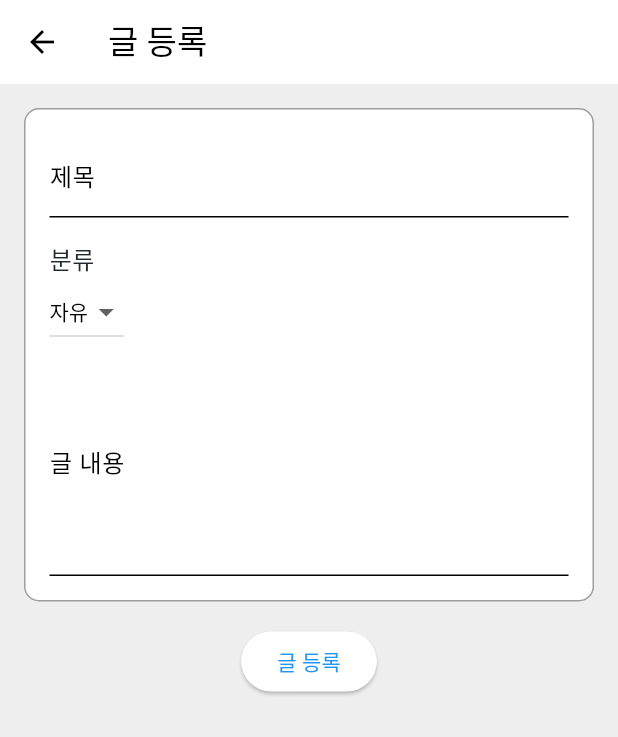
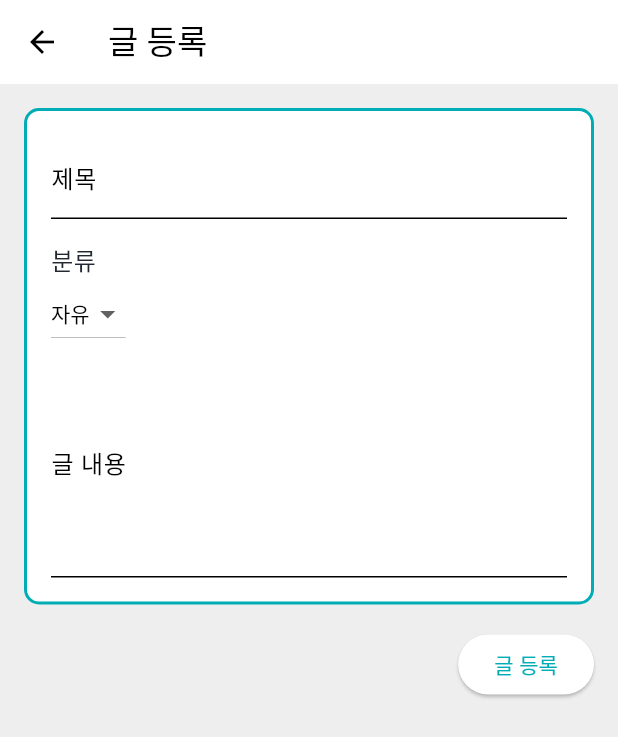
Before and after one commit to ha9eun/madcamp2_fridge_front, a Flutter app: the screen it shows after launch, item 3 of the bottom bar chosen, after a tap on the "add" icon, on a phone screen of 412 x 824 dp. Shown: the top 737 px of the screen. Run offline on Flutter 3.47's test engine with Material 3 defaults, Android fonts, the phone set to English and light mode, and no system bars; our stand-ins replace fluttertoast, google_generative_ai, shared_preferences, youtube_player_flutter; missing offline and left inert: kakao_flutter_sdk_user; network calls fail.

Commit message:
Modify: 커뮤니티 탭 UI 변경

```diff
--- a/lib/main.dart
+++ b/lib/main.dart
@@ -36,6 +36,7 @@ class MyApp extends StatelessWidget {
     return MaterialApp(
       title: '냉장고를 부탁해',
       theme: ThemeData(
+        textSelectionTheme: TextSelectionThemeData(cursorColor: Color(0xFF00ADB5)),
         primaryColor: Color(0xFF00ADB5),
         colorScheme: ColorScheme.fromSwatch().copyWith(
           secondary: Color(0xFF393E46),
--- a/lib/view/add_post_page.dart
+++ b/lib/view/add_post_page.dart
@@ -56,7 +56,7 @@ class _AddPostPageState extends State<AddPostPage> {
               padding: EdgeInsets.all(16.0),
               decoration: BoxDecoration(
                 color: Colors.white,
-                border: Border.all(color: Colors.grey),
+                border: Border.all(color: Theme.of(context).primaryColor, width: 2),
                 borderRadius: BorderRadius.circular(10),
               ),
               child: Column(
@@ -66,8 +66,12 @@ class _AddPostPageState extends State<AddPostPage> {
                     controller: titleController,
                     decoration: InputDecoration(
                       labelText: '제목',
+                      labelStyle: TextStyle(color: Colors.black),
                       enabledBorder: UnderlineInputBorder(
                         borderSide: BorderSide(color: Colors.black),
+                      ),
+                      focusedBorder: UnderlineInputBorder(
+                        borderSide: BorderSide(color: Theme.of(context).primaryColor),
                       ),
                     ),
                   ),
@@ -87,15 +91,19 @@ class _AddPostPageState extends State<AddPostPage> {
                         child: Text(value),
                       );
                     }).toList(),
-                    dropdownColor: Colors.grey[200], // 드롭다운 배경색 변경
+                    dropdownColor: Colors.white, // 드롭다운 배경색 변경
                     style: TextStyle(color: Colors.black), // 드롭다운 텍스트 색상 변경
                   ),
                   TextField(
                     controller: contentController,
                     decoration: InputDecoration(
                       labelText: '글 내용',
+                      labelStyle: TextStyle(color: Colors.black),
                       enabledBorder: UnderlineInputBorder(
                         borderSide: BorderSide(color: Colors.black),
+                      ),
+                      focusedBorder: UnderlineInputBorder(
+                        borderSide: BorderSide(color: Theme.of(context).primaryColor),
                       ),
                     ),
                     maxLines: 5,
@@ -104,10 +112,19 @@ class _AddPostPageState extends State<AddPostPage> {
               ),
             ),
             SizedBox(height: 16),
-            ElevatedButton(
-              onPressed: _addPost,
-              child: Text('글 등록'),
-            ),
+            Row(
+              mainAxisAlignment: MainAxisAlignment.end, // 버튼을 우측으로 옮김
+              children: [
+                ElevatedButton(
+                  onPressed: _addPost,
+                  style: ElevatedButton.styleFrom(
+                    backgroundColor: Colors.white,
+                    foregroundColor: Theme.of(context).primaryColor,
+                  ),
+                  child: Text('글 등록', style: TextStyle(color: Theme.of(context).primaryColor)), // 폰트 색을 primaryColor로 설정
+                ),
+              ],
+            )
           ],
         ),
       ),
--- a/lib/view/community_view.dart
+++ b/lib/view/community_view.dart
@@ -45,11 +45,21 @@ class _CommunityViewState extends State<CommunityView> {
     return DateFormat('yyyy-MM-dd HH:mm').format(parsedDate);
   }
 
+  Future<void> _refreshPosts() async {
+    final communityViewModel = Provider.of<CommunityViewModel>(context, listen: false);
+    await communityViewModel.fetchPosts();
+    communityViewModel.filterPostsByCategory(_selectedCategory);
+  }
+
   @override
   Widget build(BuildContext context) {
     final userViewModel = Provider.of<UserViewModel>(context, listen: false);
     return Scaffold(
-      body: Padding(
+      body: RefreshIndicator(
+        color: Theme.of(context).primaryColor,
+        backgroundColor: Colors.white,
+        onRefresh: _refreshPosts,
+        child: Padding(
           padding: const EdgeInsets.only(top: 50.0, left: 16.0, right: 16.0),
           child: Column(
             children: [
@@ -60,11 +70,11 @@ class _CommunityViewState extends State<CommunityView> {
                       decoration: BoxDecoration(
                         color: Colors.white,
                         borderRadius: BorderRadius.circular(15),
-                      border: Border.all(color: Colors.grey),
+                        border: Border.all(color: Theme.of(context).primaryColor, width: 2),
                       ),
                       child: TextField(
                         controller: _searchController,
-                      decoration: InputDecoration(
+                        decoration: const InputDecoration(
                           hintText: '게시물 검색',
                           prefixIcon: Icon(Icons.search),
                           border: InputBorder.none,
@@ -78,7 +88,7 @@ class _CommunityViewState extends State<CommunityView> {
                     decoration: BoxDecoration(
                       color: Colors.white,
                       borderRadius: BorderRadius.circular(15),
-                    border: Border.all(color: Colors.grey),
+                      border: Border.all(color: Theme.of(context).primaryColor, width: 2),
                     ),
                     child: DropdownButtonHideUnderline(
                       child: DropdownButton<String>(
@@ -108,7 +118,6 @@ class _CommunityViewState extends State<CommunityView> {
                   ),
                 ],
               ),
-            SizedBox(height: 5), // 검색창과 게시글 목록 사이의 간격을 줄임
               Expanded(
                 child: Consumer<CommunityViewModel>(
                   builder: (context, viewModel, child) {
@@ -190,6 +199,7 @@ class _CommunityViewState extends State<CommunityView> {
             ],
           ),
         ),
+      ),
       floatingActionButton: FloatingActionButton(
         onPressed: () {
           Navigator.push(
```
Also changed, not shown: lib/view/edit_post_page.dart (+22 -5 lines), lib/view/post_detail_page.dart (+99 -43 lines). Lines whose indentation alone changed are shown as unchanged.
